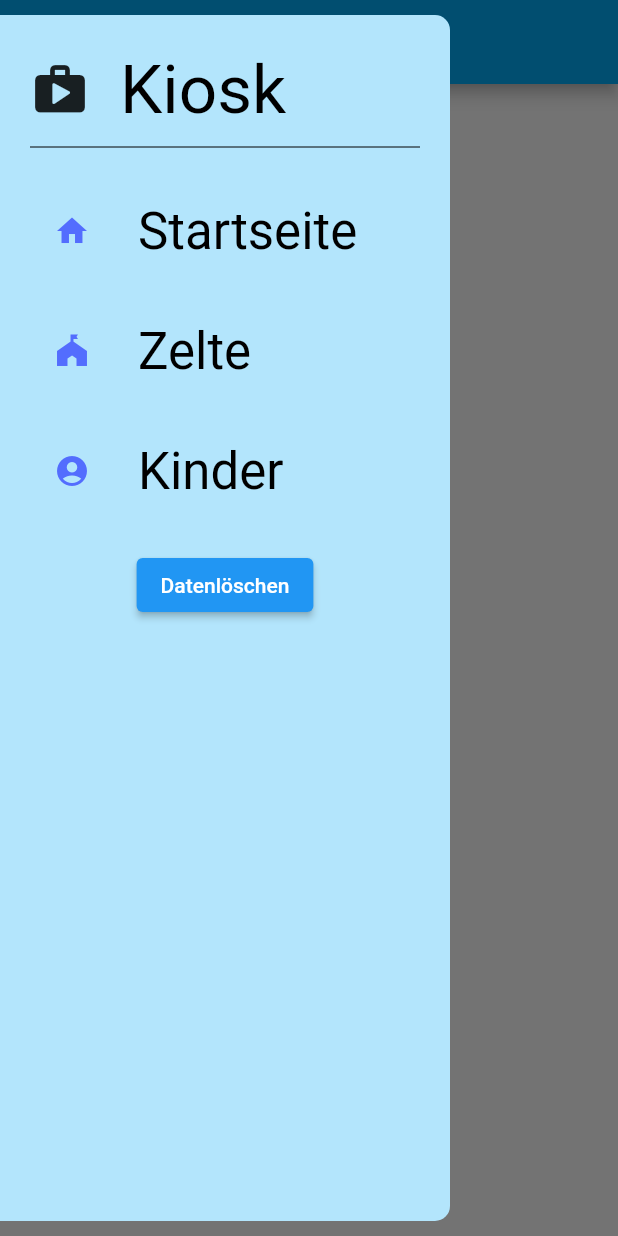
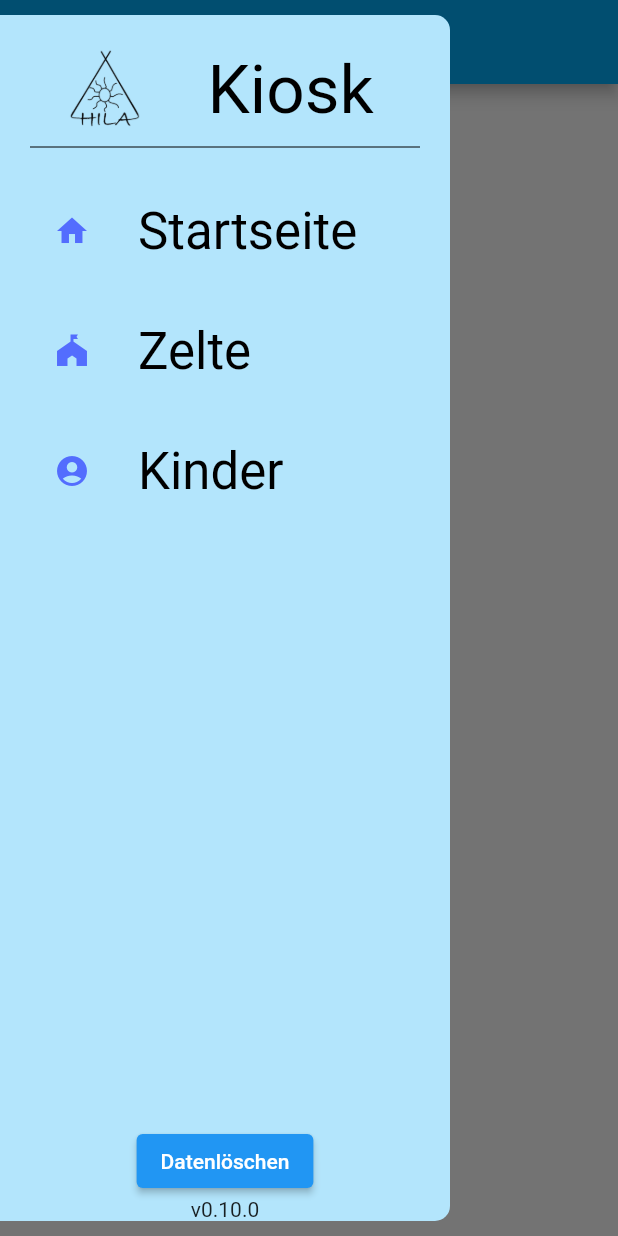
Before and after one commit to Filip-Boron/Kiosk, a Flutter app: the screen it shows after launch, with the side drawer open, on a phone screen of 412 x 824 dp. Run offline on Flutter 3.47's test engine with Material 2 defaults, Android fonts, the phone set to English and light mode, and no system bars; our stand-ins replace equatable, flutter_bloc, fluttertoast, hive, hive_flutter; accounts and stored records are empty.

Commit message:
Logo und Versionierung

```diff
--- a/lib/constants/app_constants.dart
+++ b/lib/constants/app_constants.dart
@@ -1,4 +1,6 @@
 import 'package:flutter/material.dart';
+
+const String version = 'v0.10.0';
 
 const double iconSizeStandard = 40;
 const double paddingStandard = 20;
--- a/lib/modules/drawer/custom_drawer.dart
+++ b/lib/modules/drawer/custom_drawer.dart
@@ -52,13 +52,15 @@ class CustomDrawer extends StatelessWidget {
                 title: 'Kinder',
                 route: KinderScreen.routeName,
               ),
+              const Spacer(),
               ElevatedButton(
                 onPressed: () {
                   context.read<ZeltRepository>().clearData();
                   context.read<KindRepository>().clearData();
                 },
                 child: const Text('Datenlöschen'),
-              )
+              ),
+              const Text(version),
             ],
           ),
         ),
--- a/lib/modules/drawer/custom_drawer_header.dart
+++ b/lib/modules/drawer/custom_drawer_header.dart
@@ -13,10 +13,7 @@ class CustomDrawerHeader extends StatelessWidget {
       child: Row(
         mainAxisAlignment: MainAxisAlignment.center,
         children: [
-          const Icon(
-            Icons.shop_rounded,
-            size: iconSizeStandard,
-          ),
+          Image.asset('assets/logo.png'),
           const SizedBox(
             width: marginStandard,
           ),
--- a/pubspec.yaml
+++ b/pubspec.yaml
@@ -66,8 +66,8 @@ flutter:
   uses-material-design: true
 
   # To add assets to your application, add an assets section, like this:
-  # assets:
-  #   - images/a_dot_burr.jpeg
+  assets:
+     - assets/logo.png
   #   - images/a_dot_ham.jpeg
 
   # An image asset can refer to one or more resolution-specific "variants", see
```
Also changed, not shown: lib/main.dart (+5 -2 lines), assets/logo.png (added).
